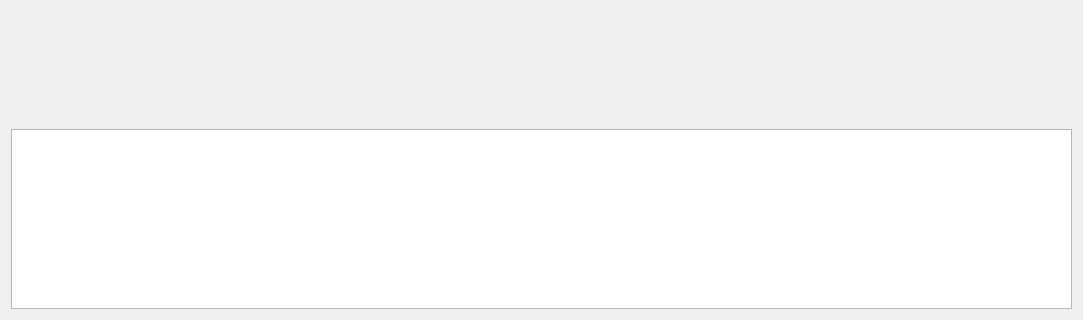
ChinaClever/IP-Tools, file ip_qc/home/home_mainwid.ui: the form before one commit; both pictures show x 0 to 1083 and y 501 to 821 of the 1083 by 821 pixel window.
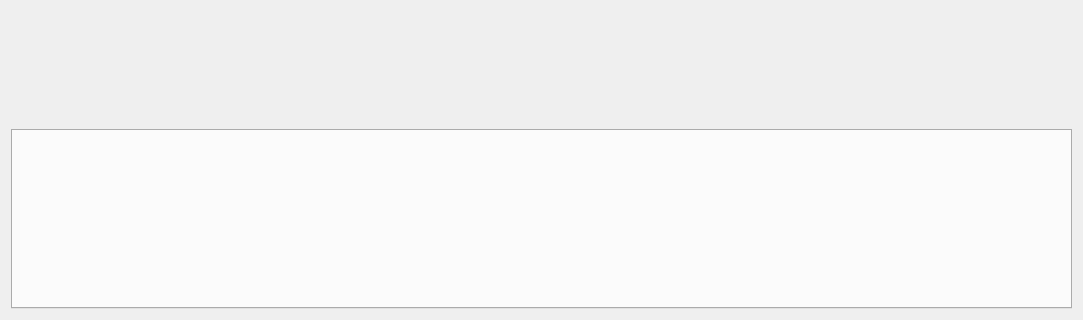
The form after the commit.

Diff of the .ui file:
```diff
--- a/ip_qc/home/home_mainwid.ui
+++ b/ip_qc/home/home_mainwid.ui
@@ -24,15 +24,33 @@
     <widget class="QWidget" name="workWid" native="true"/>
    </item>
    <item row="1" column="0">
-    <widget class="QPlainTextEdit" name="textEdit">
+    <widget class="QTabWidget" name="tabWidget">
+     <property name="minimumSize">
+      <size>
+       <width>160</width>
+       <height>0</height>
+      </size>
+     </property>
      <property name="maximumSize">
       <size>
        <width>16777215</width>
        <height>180</height>
       </size>
      </property>
-     <property name="readOnly">
-      <bool>true</bool>
+     <property name="font">
+      <font>
+       <family>微软雅黑</family>
+       <pointsize>12</pointsize>
+      </font>
+     </property>
+     <property name="contextMenuPolicy">
+      <enum>Qt::PreventContextMenu</enum>
+     </property>
+     <property name="tabShape">
+      <enum>QTabWidget::Triangular</enum>
+     </property>
+     <property name="currentIndex">
+      <number>-1</number>
      </property>
     </widget>
    </item>
```
